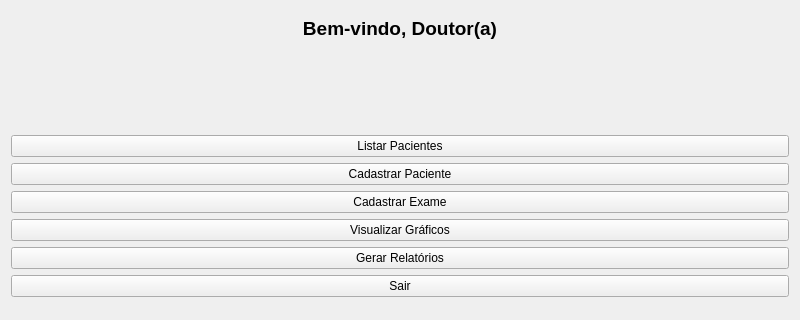
Qt form ui/master.ui (Zaldef/Project-K) before a commit; both pictures show x 0 to 800 and y 84 to 404 of the 800 by 600 pixel window.
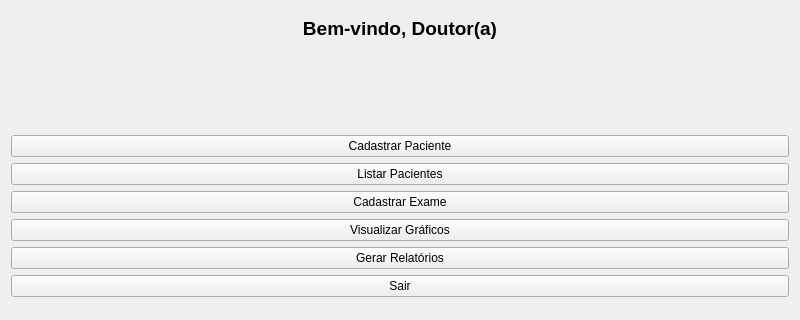
The same form after that commit.

```diff
--- a/ui/master.ui
+++ b/ui/master.ui
@@ -27,16 +27,16 @@
     </widget>
    </item>
    <item>
-    <widget class="QPushButton" name="botaoListarPacientes">
+    <widget class="QPushButton" name="botaoCadastrarPaciente">
         <property name="text">
-            <string>Listar Pacientes</string>
+      <string>Cadastrar Paciente</string>
         </property>
     </widget>
     </item>
    <item>
-    <widget class="QPushButton" name="botaoCadastrarPaciente">
+    <widget class="QPushButton" name="botaoListarPacientes">
      <property name="text">
-      <string>Cadastrar Paciente</string>
+            <string>Listar Pacientes</string>
      </property>
     </widget>
    </item>
```
Lines whose indentation alone changed are shown as unchanged.
